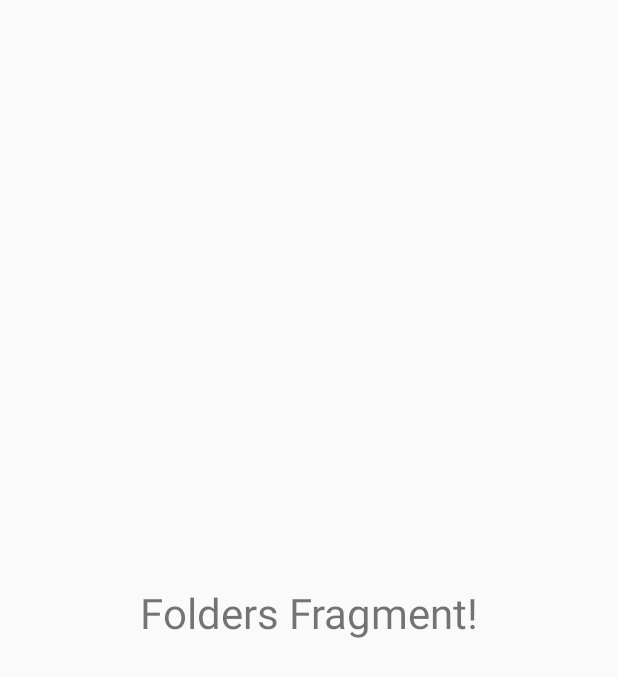
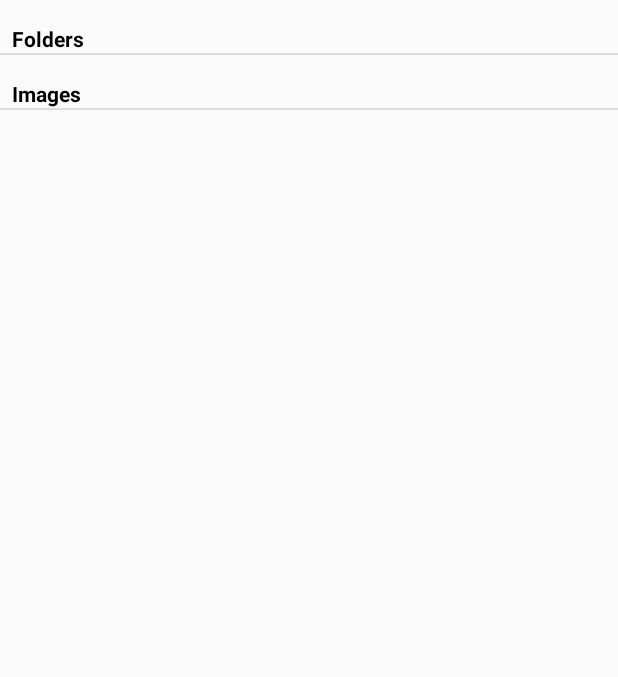
Before and after one commit to joseph116/Project2CPI, an Android app: the layout fragment_folders.xml on its own in the app's theme, with its tools: preview values and no code run, on a phone screen of 412 x 824 dp. Shown: the top 677 px of the screen. Run offline under Robolectric (Android 15) with nearby library versions, the phone set to English and light mode, and no system bars.

Commit message:
Add FolderRecyclerView in folders part

```diff
--- a/app/src/main/AndroidManifest.xml
+++ b/app/src/main/AndroidManifest.xml
@@ -1,6 +1,8 @@
 <?xml version="1.0" encoding="utf-8"?>
 <manifest xmlns:android="http://schemas.android.com/apk/res/android"
     package="com.example.appname">
+    <!-- PERMISSIONS -->
+    <uses-permission android:name="android.permission.WRITE_EXTERNAL_STORAGE" />
 
     <application
         android:allowBackup="true"
@@ -9,6 +11,7 @@
         android:roundIcon="@mipmap/ic_launcher_round"
         android:supportsRtl="true"
         android:theme="@style/AppTheme">
+        <activity android:name=".controller.main.RequestForPermissionActivity"></activity>
         <activity android:name=".controller.main.MainActivity">
             <intent-filter>
                 <action android:name="android.intent.action.MAIN" />
--- /dev/null
+++ b/app/src/main/res/drawable/ic_plus.xml
@@ -0,0 +1,4 @@
+<vector android:height="24dp" android:viewportHeight="512"
+    android:viewportWidth="512" android:width="24dp" xmlns:android="http://schemas.android.com/apk/res/android">
+    <path android:fillColor="#50000000" android:pathData="M492,236H276V20c0,-11.046 -8.954,-20 -20,-20c-11.046,0 -20,8.954 -20,20v216H20c-11.046,0 -20,8.954 -20,20s8.954,20 20,20h216v216c0,11.046 8.954,20 20,20s20,-8.954 20,-20V276h216c11.046,0 20,-8.954 20,-20C512,244.954 503.046,236 492,236z"/>
+</vector>
--- /dev/null
+++ b/app/src/main/res/drawable/rounded_corner_background.xml
@@ -0,0 +1,5 @@
+<?xml version="1.0" encoding="utf-8"?>
+<shape xmlns:android="http://schemas.android.com/apk/res/android" android:shape="rectangle">
+    <solid android:color="@color/lightGrey"></solid>
+    <corners android:radius="12dp"></corners>
+</shape>
--- a/app/src/main/res/layout/fragment_folders.xml
+++ b/app/src/main/res/layout/fragment_folders.xml
@@ -7,17 +7,85 @@
     tools:context=".controller.folders.FoldersFragment"
     tools:layout_editor_absoluteY="56dp">
 
-    <TextView
-        android:layout_width="wrap_content"
-        android:layout_height="wrap_content"
-        android:layout_marginStart="8dp"
-        android:layout_marginEnd="8dp"
-        android:layout_marginBottom="8dp"
-        android:textSize="28dp"
-        android:text="Folders Fragment!"
+    <ScrollView
+        android:id="@+id/scrollView2"
+        android:layout_width="match_parent"
+        android:layout_height="match_parent"
         app:layout_constraintBottom_toBottomOf="parent"
         app:layout_constraintEnd_toEndOf="parent"
         app:layout_constraintStart_toStartOf="parent"
-        app:layout_constraintTop_toTopOf="parent" />
+        app:layout_constraintTop_toTopOf="parent">
+
+        <LinearLayout
+            android:layout_width="match_parent"
+            android:layout_height="wrap_content"
+            android:orientation="vertical">
+
+            <TextView
+                android:layout_width="wrap_content"
+                android:layout_height="wrap_content"
+                android:layout_marginStart="8dp"
+                android:layout_marginTop="16dp"
+                android:text="Folders"
+                android:textColor="@color/colorPrimaryDark"
+                android:textStyle="bold" />
+
+
+            <View
+                android:id="@+id/divider"
+                android:layout_width="match_parent"
+                android:layout_height="1dp"
+                android:background="?android:attr/listDivider" />
+
+            <ScrollView
+                android:layout_width="match_parent"
+                android:layout_height="match_parent">
+
+                <androidx.recyclerview.widget.RecyclerView
+                    android:id="@+id/folderRecyclerView"
+                    android:layout_width="match_parent"
+                    android:layout_height="wrap_content"
+
+                    android:layout_marginStart="8dp"
+                    android:layout_marginTop="8dp"
+                    android:layout_marginEnd="8dp">
+
+                </androidx.recyclerview.widget.RecyclerView>
+            </ScrollView>
+
+
+            <TextView
+                android:layout_width="wrap_content"
+                android:layout_height="wrap_content"
+                android:layout_marginStart="8dp"
+                android:layout_marginTop="8dp"
+                android:text="Images"
+                android:textColor="@color/colorPrimaryDark"
+                android:textStyle="bold" />
+
+            <View
+                android:id="@+id/divider2"
+                android:layout_width="match_parent"
+                android:layout_height="1dp"
+                android:background="?android:attr/listDivider" />
+
+            <ScrollView
+                android:layout_width="match_parent"
+                android:layout_height="match_parent">
+
+                <androidx.recyclerview.widget.RecyclerView
+                    android:id="@+id/imageRecyclerView"
+                    android:layout_width="match_parent"
+                    android:layout_height="wrap_content"
+                    android:layout_marginStart="8dp"
+                    android:layout_marginTop="8dp"
+                    android:layout_marginEnd="8dp"
+                    android:layout_marginBottom="16dp">
+
+                </androidx.recyclerview.widget.RecyclerView>
+            </ScrollView>
+
+        </LinearLayout>
+    </ScrollView>
 
 </androidx.constraintlayout.widget.ConstraintLayout>
--- a/app/src/main/res/values/colors.xml
+++ b/app/src/main/res/values/colors.xml
@@ -3,4 +3,5 @@
     <color name="colorPrimary">#FFFFFF</color>
     <color name="colorPrimaryDark">#000000</color>
     <color name="colorAccent">#3F51B5</color>
+    <color name="lightGrey">#E6E6E6</color>
 </resources>
```
Also changed, not shown: app/src/main/java/com/example/appname/controller/folders/FolderAdapter.java (added, +138 -0 lines), app/src/main/java/com/example/appname/controller/folders/FoldersFragment.java (+45 -75 lines), app/src/main/java/com/example/appname/controller/main/MainActivity.java (+24 -0 lines), app/src/main/java/com/example/appname/controller/main/RequestForPermissionActivity.java (added, +68 -0 lines), app/src/main/java/com/example/appname/model/Explorer.java (+27 -1 lines), app/src/main/java/com/example/appname/model/MediaStoreData.java (+6 -1 lines), app/src/main/res/drawable/ic_folder_open.xml (added, +9 -0 lines), app/src/main/res/drawable/ic_sd_storage.xml (added, +9 -0 lines), app/src/main/res/layout/activity_request_for_permission.xml (added, +76 -0 lines), app/src/main/res/layout/folder_item_folders_part.xml (added, +33 -0 lines), app/src/main/res/values/styles.xml (+10 -0 lines), 1 other file.
